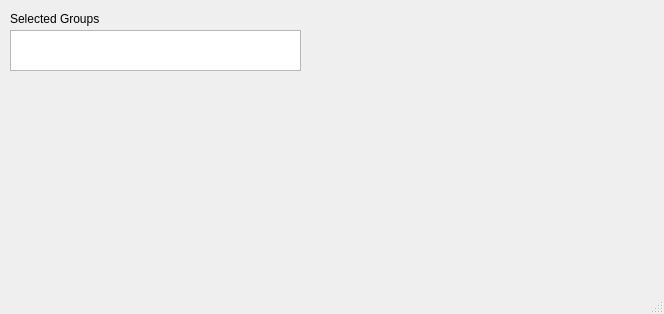
This is pySprida/gui/teacherSolution.ui in pbnl/pySprida as Qt 5 draws it before an edit. The edited form follows.
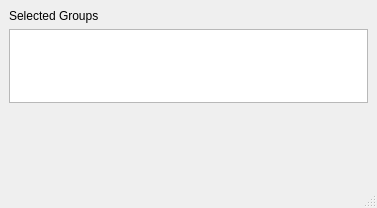
This is the edited form.

Commit message: Changed UI Layout to relative ones

Patch:
```diff
--- a/pySprida/gui/teacherSolution.ui
+++ b/pySprida/gui/teacherSolution.ui
@@ -6,37 +6,47 @@
    <rect>
     <x>0</x>
     <y>0</y>
-    <width>664</width>
-    <height>314</height>
+    <width>377</width>
+    <height>208</height>
    </rect>
   </property>
   <property name="windowTitle">
    <string>Teacher Solution</string>
   </property>
   <widget class="QWidget" name="centralwidget">
+   <layout class="QGridLayout" name="gridLayout">
+    <item row="0" column="0">
+     <layout class="QVBoxLayout" name="verticalLayout">
+      <item>
    <widget class="QLabel" name="label">
-    <property name="geometry">
-     <rect>
-      <x>10</x>
-      <y>10</y>
-      <width>101</width>
-      <height>18</height>
-     </rect>
-    </property>
     <property name="text">
      <string>Selected Groups</string>
     </property>
    </widget>
+      </item>
+      <item>
    <widget class="QTableWidget" name="selected_groups">
-    <property name="geometry">
-     <rect>
-      <x>10</x>
-      <y>30</y>
-      <width>291</width>
-      <height>41</height>
-     </rect>
-    </property>
-   </widget>
+        <property name="sizeAdjustPolicy">
+         <enum>QAbstractScrollArea::AdjustToContents</enum>
+        </property>
+       </widget>
+      </item>
+      <item>
+       <spacer name="verticalSpacer">
+        <property name="orientation">
+         <enum>Qt::Vertical</enum>
+        </property>
+        <property name="sizeHint" stdset="0">
+         <size>
+          <width>20</width>
+          <height>40</height>
+         </size>
+        </property>
+       </spacer>
+      </item>
+     </layout>
+    </item>
+   </layout>
   </widget>
   <widget class="QMenuBar" name="menubar">
    <property name="geometry">
```
Left out of the diff: 2 changed lines with no effect on the pictures. Lines whose indentation alone changed are shown as unchanged. The commit also changes 5 other files.
